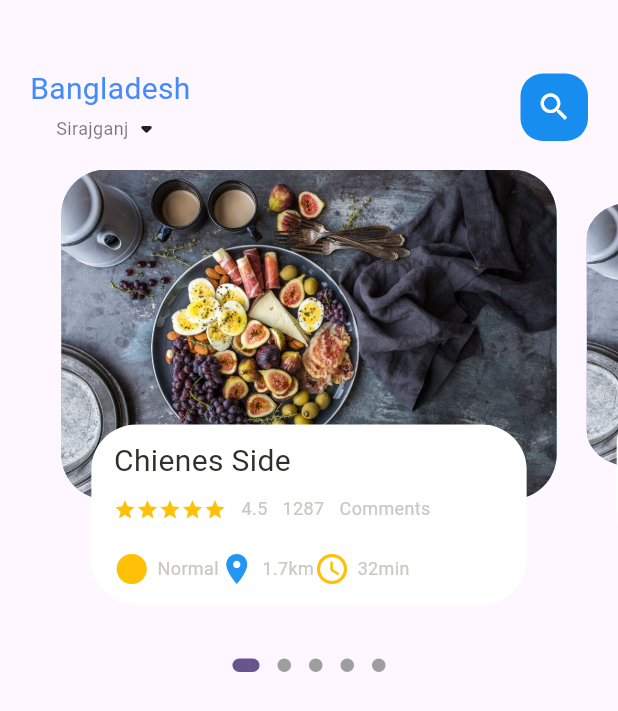
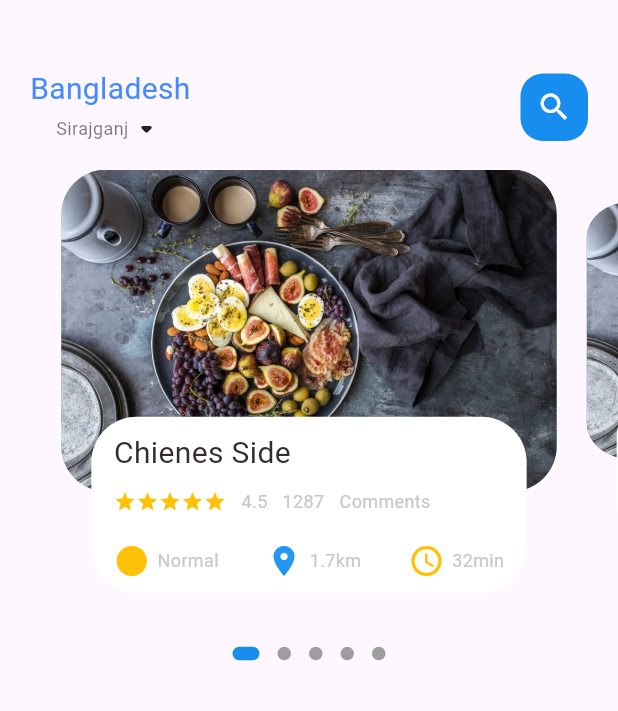
Before and after one commit to hasan972/food_delivary, a Flutter app: the screen it shows after launch, on a phone screen of 412 x 824 dp. Shown: the top 711 px of the screen. Run offline on Flutter 3.47's test engine with Material 2 defaults, Android fonts, the phone set to English and light mode, and no system bars; drawn by our look-alikes of dots_indicator; our stand-ins replace get.

Commit message:
Dimensions Add

```diff
--- a/lib/home/food_page_body.dart
+++ b/lib/home/food_page_body.dart
@@ -3,6 +3,7 @@ import 'package:food_delivary/widgets/big_text.dart';
 import 'package:food_delivary/widgets/icon_and_text_widgets.dart';
 import 'package:food_delivary/widgets/small_text.dart';
 import 'package:dots_indicator/dots_indicator.dart';
+import 'package:food_delivary/utils/dimantions.dart';
 
 class FoodPageBody extends StatefulWidget {
   const FoodPageBody({super.key});
@@ -15,7 +16,7 @@ class _FoodPageBodyState extends State<FoodPageBody> {
   PageController pageController = PageController(viewportFraction: 0.85);
   double _currentPageValue = 0.0;
   double _scaleFactor = 0.8;
-  double _height = 220;
+  double _height = Dimensions.pageViewContainer;
   @override
   void initState() {
     // TODO: implement initState
@@ -39,7 +40,7 @@ class _FoodPageBodyState extends State<FoodPageBody> {
     return Column(children: [
       Container(
         // color: Colors.amber,
-        height: 320,
+        height: Dimensions.pageView,
         child: PageView.builder(
             controller: pageController,
             itemCount: 5,
@@ -51,6 +52,7 @@ class _FoodPageBodyState extends State<FoodPageBody> {
         dotsCount: 5,
         position: _currentPageValue.toInt(),
         decorator: DotsDecorator(
+          activeColor: Color.fromARGB(255, 22, 141, 239),
           size: const Size.square(9.0),
           activeSize: const Size(18.0, 9.0),
           activeShape:
@@ -90,7 +92,7 @@ class _FoodPageBodyState extends State<FoodPageBody> {
       transform: matrix,
       child: Stack(children: [
         Container(
-          height: 220,
+          height: Dimensions.pageViewContainer,
           margin: const EdgeInsets.only(left: 10, right: 10),
           decoration: BoxDecoration(
               borderRadius: BorderRadius.circular(30),
@@ -102,7 +104,7 @@ class _FoodPageBodyState extends State<FoodPageBody> {
         Align(
           alignment: Alignment.bottomCenter,
           child: Container(
-            height: 120,
+            height: Dimensions.pageViewTextContainer,
             margin: const EdgeInsets.only(left: 30, right: 30, bottom: 30),
             decoration: BoxDecoration(
               borderRadius: BorderRadius.circular(30),
@@ -144,6 +146,7 @@ class _FoodPageBodyState extends State<FoodPageBody> {
                     height: 20,
                   ),
                   Row(
+                    mainAxisAlignment: MainAxisAlignment.spaceBetween,
                     children: [
                       IconAndTextWidget(
                           icon: Icons.circle_sharp,
--- a/lib/main.dart
+++ b/lib/main.dart
@@ -1,5 +1,6 @@
 import 'package:flutter/material.dart';
 import 'package:food_delivary/home/main_food_page.dart';
+import 'package:get/get.dart';
 
 void main() {
   runApp(const MyApp());
@@ -11,7 +12,7 @@ class MyApp extends StatelessWidget {
   // This widget is the root of your application.
   @override
   Widget build(BuildContext context) {
-    return MaterialApp(
+    return GetMaterialApp(
       title: 'Flutter Demo',
       debugShowCheckedModeBanner: false,
       theme: ThemeData(
--- /dev/null
+++ b/lib/utils/dimantions.dart
@@ -0,0 +1,10 @@
+import 'package:get/get.dart';
+class Dimensions{
+  //............Screen Height / size.........../
+static double screenHeight = Get.context!.height;
+static double screenWidth = Get.context!.width;
+
+static double pageView = screenHeight/2.64;
+static double pageViewContainer = screenHeight/3.84;
+static double pageViewTextContainer =screenHeight/7.03;
+}
--- a/pubspec.yaml
+++ b/pubspec.yaml
@@ -36,6 +36,7 @@ dependencies:
   # Use with the CupertinoIcons class for iOS style icons.
   cupertino_icons: ^1.0.2
   dots_indicator: ^3.0.0
+  get: ^4.6.5
 
 dev_dependencies:
   flutter_test:
```
Also changed, not shown: pubspec.lock.
